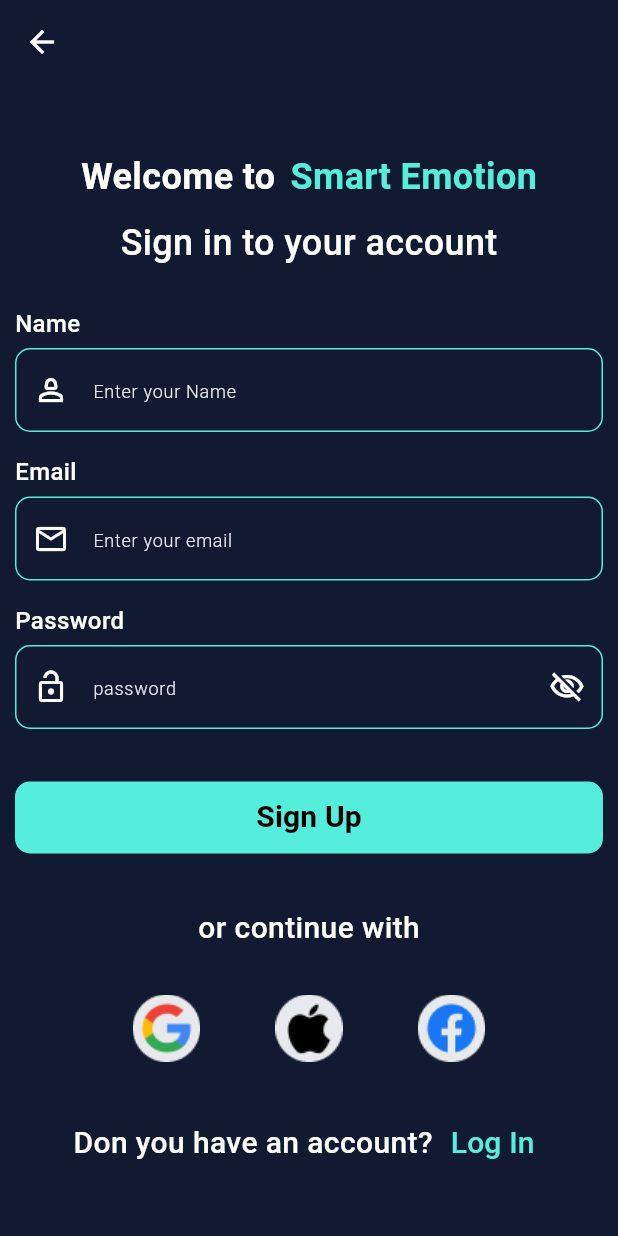
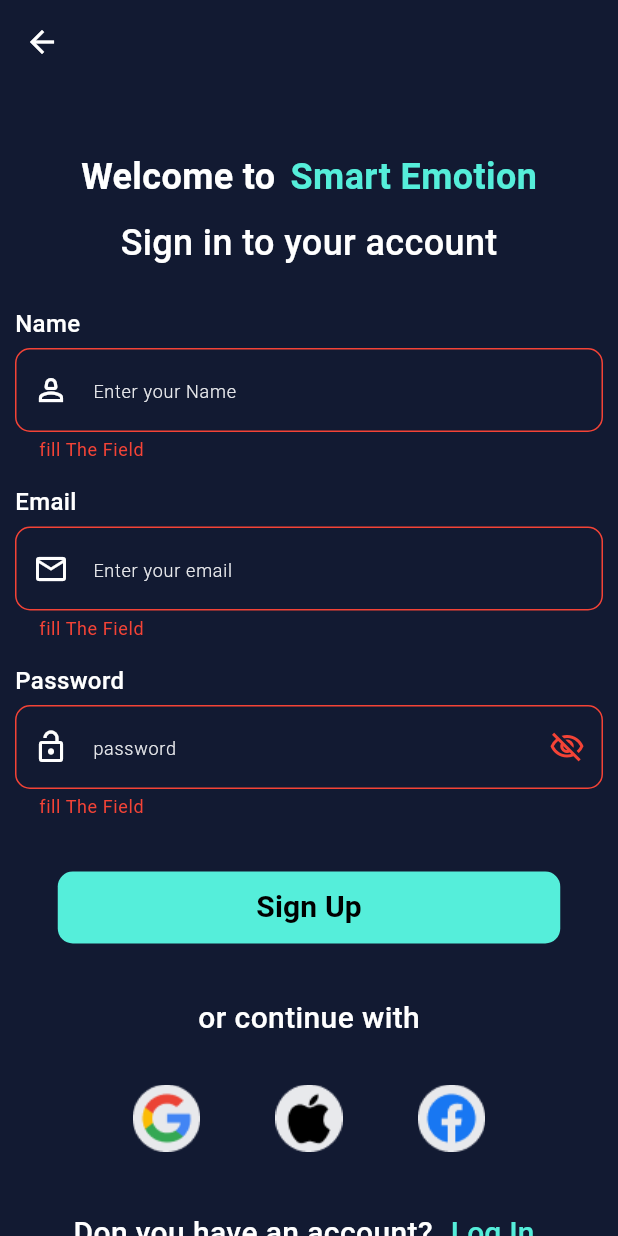
Before and after one commit to Mindsense-22/flutter, a Flutter app: the SignupScreen screen opened directly, after a tap on "Sign Up", on a phone screen of 412 x 824 dp. Run offline on Flutter 3.47's test engine with Material 3 defaults, Android fonts, the phone set to English and light mode, and no system bars; our stand-ins replace carousel_slider, dio, smooth_page_indicator.

Commit message:
onboardingscreens + some logic

```diff
--- a/lib/core/custom widgets/custom_button.dart
+++ b/lib/core/custom widgets/custom_button.dart
@@ -2,21 +2,25 @@ import 'package:flutter/material.dart';
 import 'package:mindsense_app/core/styles/colors.dart';
 
 class CustomButton extends StatelessWidget {
-   CustomButton({super.key, this.onpreessed, required this.text});
-  final String? Function(String?)? onpreessed;
-  final String text;
+   final VoidCallback onPressed; // ✅ note VoidCallback
+   final String text;
+   CustomButton({super.key,  required this.onPressed, required this.text});
+
   @override
   Widget build(BuildContext context) {
     return Container(
-      width: double.infinity,
-      height: 48,
+       width: 335,
+       height: 48,
       clipBehavior: Clip.antiAlias,
       decoration: BoxDecoration(
         color: AppColers.primaryColor,
         borderRadius: BorderRadius.circular(10)
       ),
       child: MaterialButton(
-        onPressed:(){onpreessed;},
+
+
+        padding: EdgeInsets.all(8),
+        onPressed:onPressed,
         child: Text(text,style: TextStyle(
           fontSize: 20,
           fontWeight: FontWeight.bold,
--- a/lib/core/custom widgets/custom_passwordtextformfield.dart
+++ b/lib/core/custom widgets/custom_passwordtextformfield.dart
@@ -29,6 +29,7 @@ class _CustomPasswordTextFormFieldState
     return TextFormField(
       controller: widget.controller,
       obscureText: locked,
+      autovalidateMode: AutovalidateMode.onUnfocus,
       decoration: InputDecoration(
         suffixIcon: IconButton(
           onPressed: () {
--- a/lib/core/custom widgets/custom_textformfield.dart
+++ b/lib/core/custom widgets/custom_textformfield.dart
@@ -20,7 +20,7 @@ class CustomTextFormField extends StatelessWidget {
   Widget build(BuildContext context) {
     return TextFormField(
       controller: controller,
-
+      autovalidateMode: AutovalidateMode.onUnfocus,
       decoration: InputDecoration(
         prefixIcon: Icon,
         hintText: hintText,
--- /dev/null
+++ b/lib/features/sign up/logic/signup_provider.dart
@@ -0,0 +1,49 @@
+import 'dart:developer';
+
+import 'package:flutter/material.dart';
+
+class SignupProvider extends ChangeNotifier{
+
+  TextEditingController signupPasswordController=TextEditingController();
+  TextEditingController signupNameController=TextEditingController();
+  TextEditingController signupEmailController=TextEditingController();
+  final formKey = GlobalKey<FormState>();
+
+  String ? emailValidator(String ? val){
+    if(val!.isEmpty){
+      return "fill The Field";
+    }
+    if (!val.endsWith("@gmail.com")) {
+      return "Email must end with @gmail.com";
+    }
+
+    return null;
+  }
+
+  String ? nameValidator(String ? val){
+    if(val!.isEmpty){
+      return "fill The Field";
+    }
+    return null;
+  }
+
+  String ? passwordValidator(String ? val){
+    if(val==null||val.isEmpty){
+    return "fill The Field";
+    }
+    if(val.length<6){
+      return "password must be more than 5 charachter";
+    }
+    return null;
+  }
+
+
+  void signupButton() {
+    if (formKey.currentState!.validate()) {
+      log("Form is valid");
+      // Continue login logic here
+    } else {
+      log("Form is NOT valid");
+    }
+  }
+}
--- a/lib/features/sign up/ui/signup_screen.dart
+++ b/lib/features/sign up/ui/signup_screen.dart
@@ -4,16 +4,18 @@ import 'package:mindsense_app/core/custom%20widgets/custom_passwordtextformfield
 import 'package:mindsense_app/core/custom%20widgets/custom_textformfield.dart';
 import 'package:mindsense_app/core/styles/colors.dart';
 import 'package:mindsense_app/features/login/ui/login_screen.dart';
+import 'package:mindsense_app/features/sign%20up/logic/signup_provider.dart';
+import 'package:provider/provider.dart';
 
 class SignupScreen extends StatelessWidget {
   SignupScreen({super.key});
-  TextEditingController signupPasswordController=TextEditingController();
-  TextEditingController signupNameController=TextEditingController();
-  TextEditingController signupEmailController=TextEditingController();
-  final formKey = GlobalKey<FormState>();
+
+
   @override
   Widget build(BuildContext context) {
-    return Scaffold(
+    return ChangeNotifierProvider(
+      create: (context) => SignupProvider(),
+      child: Scaffold(
 
         appBar: AppBar(),
 
@@ -24,7 +26,10 @@ class SignupScreen extends StatelessWidget {
           child: SingleChildScrollView(
             child: Padding(
               padding: const EdgeInsets.only(right: 10,left: 10,top: 45),
-            child: Column(
+              child: Consumer(
+                builder: (context,val,child) {
+                  var provider=context.read<SignupProvider>();
+                  return Column(
                     crossAxisAlignment: CrossAxisAlignment.center,
                     children: [
 
@@ -53,7 +58,7 @@ class SignupScreen extends StatelessWidget {
 
                       //form
                       Form(
-                  key: formKey,
+                        key: provider.formKey,
                           child:
                           Column(
                             crossAxisAlignment: CrossAxisAlignment.start,
@@ -66,9 +71,10 @@ class SignupScreen extends StatelessWidget {
                               SizedBox(height: 5,),
 
                               CustomTextFormField(
-                          controller: signupNameController,
+                                controller: provider.signupNameController,
                                 hintText: "Enter your Name",
                                 Icon: Icon(Icons.person_2_outlined),
+                                validator: provider.nameValidator,
 
                               ),
                               SizedBox(height: 15,),
@@ -81,10 +87,10 @@ class SignupScreen extends StatelessWidget {
                               SizedBox(height: 5,),
 
                               CustomTextFormField(
-                          controller: signupEmailController,
+                                controller: provider.signupEmailController,
                                 hintText: "Enter your email",
                                 Icon: Icon(Icons.email_outlined),
-
+                                validator: provider.emailValidator,
                               ),
                               SizedBox(height: 15,),
 
@@ -96,14 +102,21 @@ class SignupScreen extends StatelessWidget {
                               SizedBox(height: 5,),
 
                               CustomPasswordTextFormField(
-                          controller: signupPasswordController,
+                                controller: provider.signupPasswordController,
                                 hintText: "password",
+                                validator: provider.passwordValidator,
                               ),
 
 
                               SizedBox(height: 35,),
                               //login button
-                        CustomButton(text:"Sign Up"),
+                              Center(
+                                child: CustomButton(text:"Sign Up",
+                                onPressed: () {
+                                  provider.signupButton();
+                                },
+                                ),
+                              ),
                             ],
 
                           ),
@@ -172,7 +185,11 @@ class SignupScreen extends StatelessWidget {
                           ),)),
                         ],
                       )
+
                     ],
+                  );
+                }
+              ),
             ),
           ),
         ),
--- a/lib/main.dart
+++ b/lib/main.dart
@@ -1,7 +1,7 @@
 import 'package:flutter/material.dart';
 import 'package:mindsense_app/core/styles/theme_data.dart';
 import 'package:mindsense_app/features/login/ui/login_screen.dart';
-import 'package:mindsense_app/features/on%20boarding/ui/onboarding.dart';
+import 'package:mindsense_app/features/on%20boarding/ui/onboarding_screens.dart';
 import 'package:mindsense_app/features/sign%20up/ui/signup_screen.dart';
 
 void main() {
@@ -17,7 +17,7 @@ class MyApp extends StatelessWidget {
     return MaterialApp(
       debugShowCheckedModeBanner: false,
       theme: Themedata.darktheme,
-      home: Onboarding(),
+      home: OnboardingScreens(),
     );
   }
 }
--- a/pubspec.yaml
+++ b/pubspec.yaml
@@ -35,6 +35,9 @@ dependencies:
   # Use with the CupertinoIcons class for iOS style icons.
   cupertino_icons: ^1.0.8
   smooth_page_indicator: ^1.2.1
+  provider: ^6.1.5+1
+  dio: ^5.9.0
+  carousel_slider: ^5.1.1
 
 dev_dependencies:
   flutter_test:
```
Also changed, not shown: lib/core/Api/api_constants.dart (added, +7 -0 lines), lib/core/Api/dio_factory.dart (added, +35 -0 lines), lib/features/login/logic/login_provider.dart (added, +64 -0 lines), lib/features/login/ui/login_screen.dart (+31 -11 lines), lib/features/on boarding/data/onboarding_model.dart (added, +8 -0 lines), lib/features/on boarding/logic/onboaring_provider.dart (added, +37 -0 lines), lib/features/on boarding/ui/onboarding.dart (deleted, +0 -142 lines), lib/features/on boarding/ui/onboarding_screens.dart (added, +85 -0 lines), lib/features/on boarding/ui/widgets/onboarding_page_wed.dart (added, +100 -0 lines), pubspec.lock. Lines whose indentation alone changed are shown as unchanged.
